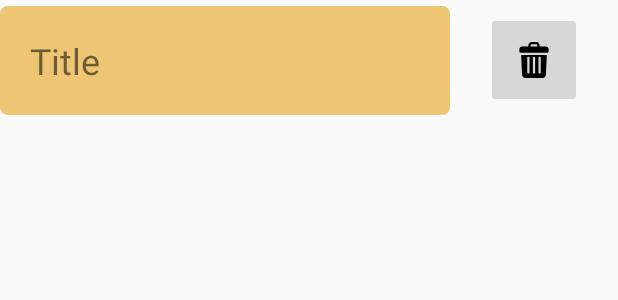
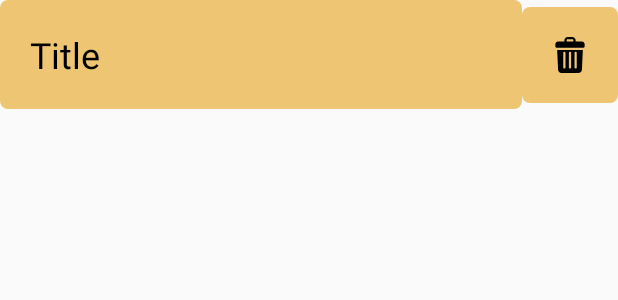
Before and after one commit to GuptaShantanu6/To-Do-List-Weather-Application, an Android app: the layout item_todo.xml on its own in the app's theme, with its tools: preview values and no code run, on a phone screen of 412 x 824 dp. Shown: the top 300 px of the screen. Run offline under Robolectric (Android 15) with nearby library versions, the light colour scheme and no system bars.

Commit message:
List: Delete Func && Weather: Minor Changes

```diff
--- a/app/src/main/java/com/example/listweather/fragments/ToDo.kt
+++ b/app/src/main/java/com/example/listweather/fragments/ToDo.kt
@@ -1,7 +1,9 @@
 package com.example.listweather.fragments
 
+import android.os.Parcelable
 import androidx.room.Entity
 import androidx.room.PrimaryKey
+import kotlinx.android.parcel.Parcelize
 
 @Entity(tableName = "todo_table")
 data class ToDo (
--- a/app/src/main/java/com/example/listweather/fragments/ToDoDao.kt
+++ b/app/src/main/java/com/example/listweather/fragments/ToDoDao.kt
@@ -13,5 +13,5 @@ interface ToDoDao {
     fun readallToDo() : LiveData<List<ToDo>>
 
     @Delete
-    suspend fun deleteToDo(todo: ToDo)
+    suspend fun deleteToDo(todo : ToDo)
 }
--- a/app/src/main/java/com/example/listweather/fragments/ToDoViewModel.kt
+++ b/app/src/main/java/com/example/listweather/fragments/ToDoViewModel.kt
@@ -18,12 +18,11 @@ class ToDoViewModel(application: Application) : AndroidViewModel(application) {
         readallToDo = repository.readallToDo
     }
 
-    fun addToDo(toDo: ToDo){
-        viewModelScope.launch(Dispatchers.IO){
+    fun addToDo(toDo: ToDo) {
+        viewModelScope.launch(Dispatchers.IO) {
             repository.addToDo(toDo)
         }
     }
-
     fun deleteToDo(toDo: ToDo){
         viewModelScope.launch(Dispatchers.IO){
             repository.deleteToDo(toDo)
--- a/app/src/main/java/com/example/listweather/fragments/WeatherFragment.kt
+++ b/app/src/main/java/com/example/listweather/fragments/WeatherFragment.kt
@@ -36,7 +36,7 @@ class WeatherFragment : Fragment() {
 
         val wView : View = inflater.inflate(R.layout.fragment_weather,container,false)
 
-        (activity as AppCompatActivity).supportActionBar?.title = "                           Quick Weather            "
+        (activity as AppCompatActivity).supportActionBar?.title = "                       Quick Weather            "
 
         val enterButton : Button = wView.findViewById<Button>(R.id.enterButton)
         var city : String = "Chicago"
--- a/app/src/main/res/layout/fragment_list.xml
+++ b/app/src/main/res/layout/fragment_list.xml
@@ -57,7 +57,7 @@
         android:layout_width="wrap_content"
         android:layout_height="wrap_content"
         android:orientation="horizontal"
-        app:layout_constraintGuide_begin="532dp" />
+        app:layout_constraintGuide_begin="590dp" />
 
 
     <!--    <Button-->
--- a/app/src/main/res/layout/fragment_weather.xml
+++ b/app/src/main/res/layout/fragment_weather.xml
@@ -183,7 +183,7 @@
         android:layout_width="wrap_content"
         android:layout_height="wrap_content"
         android:orientation="horizontal"
-        app:layout_constraintGuide_begin="550dp" />
+        app:layout_constraintGuide_begin="647dp" />
 
     <ProgressBar
         android:id="@+id/progress_bar"
@@ -199,13 +199,14 @@
         android:id="@+id/temp_stat"
         android:layout_width="wrap_content"
         android:layout_height="wrap_content"
-        android:layout_marginTop="212dp"
+        android:layout_marginTop="324dp"
         android:fontFamily="cursive"
         android:text="Temperature"
         android:textColor="#000000"
         android:textSize="23sp"
         android:textStyle="bold"
         app:layout_constraintEnd_toEndOf="parent"
+        app:layout_constraintHorizontal_bias="0.467"
         app:layout_constraintStart_toStartOf="parent"
         app:layout_constraintTop_toTopOf="parent" />
 
--- a/app/src/main/res/layout/item_todo.xml
+++ b/app/src/main/res/layout/item_todo.xml
@@ -12,29 +12,26 @@
         android:padding="20dp"
         android:text="Title"
         android:textSize="24sp"
-        app:layout_constraintEnd_toEndOf="@id/guideline4"
-        app:layout_constraintBottom_toBottomOf="parent"
+        app:layout_constraintEnd_toStartOf="@id/delete_button"
         app:layout_constraintStart_toStartOf="parent"
         app:layout_constraintTop_toTopOf="parent"
-        android:autoSizeTextType="uniform"/>
+        android:autoSizeTextType="uniform"
+        android:textColor="#000000"
+        />
 
-    <androidx.constraintlayout.widget.Guideline
-        android:id="@+id/guideline4"
-        android:layout_width="wrap_content"
-        android:layout_height="wrap_content"
-        android:orientation="vertical"
-        app:layout_constraintGuide_begin="300dp" />
-
-    <ImageButton
+    <ImageView
         android:id="@+id/delete_button"
         android:layout_width="wrap_content"
         android:layout_height="wrap_content"
-        android:src="@drawable/ic_trash"
-        android:padding="20dp"
-        app:layout_constraintStart_toStartOf="@id/guideline4"
         app:layout_constraintEnd_toEndOf="parent"
         app:layout_constraintTop_toTopOf="parent"
-        app:layout_constraintBottom_toBottomOf="parent"/>
+        app:layout_constraintBottom_toBottomOf="@id/tvTitle"
+        android:padding="20dp"
+        android:src="@drawable/ic_trash"
+        android:background="@drawable/rounded_corner"
+        />
+
+
 
 
 </androidx.constraintlayout.widget.ConstraintLayout>
```
Also changed, not shown: app/src/main/java/com/example/listweather/fragments/ListFragment.kt (+10 -6 lines), app/src/main/java/com/example/listweather/fragments/SwipeToDelete.kt (+11 -2 lines), app/src/main/java/com/example/listweather/fragments/ToDoRoomAdapter.kt (+16 -5 lines).
